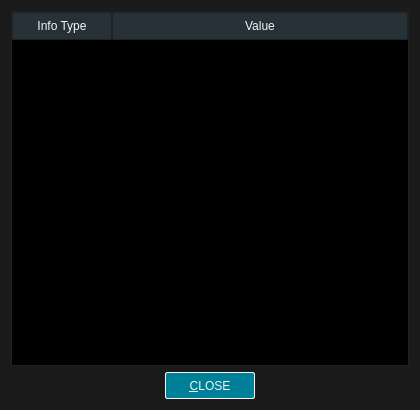
u8sand/Baka-MPlayer, file src/ui/infodialog.ui: the form before one commit.
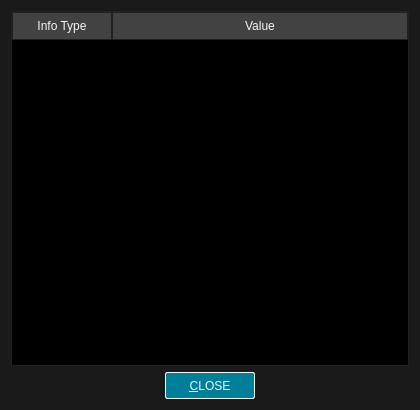
The form after the commit.

Commit message: infodialog.ui: change QTableView header color to grayish

```diff
--- a/src/ui/infodialog.ui
+++ b/src/ui/infodialog.ui
@@ -24,7 +24,7 @@
 
 QTableWidget QHeaderView::section {
 	padding: 4px 2px;
-	background: #263238;
+	background: #424242;
 	border: 1px solid #212121;
 }
 
```
The commit also changes 4 other files.
